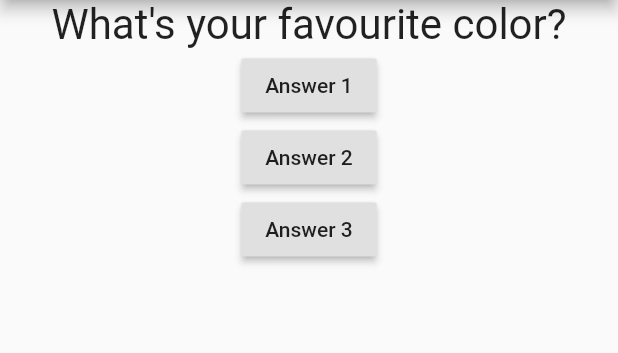
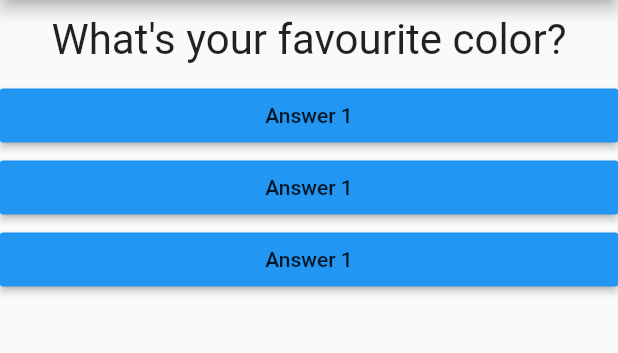
Before and after one commit to Charizard17/quiz_app_flutter, a Flutter app: the screen it shows after launch, on a phone screen of 412 x 824 dp, the part 84-437 px from its top. Run offline on Flutter 3.47's test engine with Material 2 defaults, Android fonts, the phone set to English and light mode, and no system bars.

Commit message:
answer file created. pass callback functions between files

```diff
--- /dev/null
+++ b/lib/answer.dart
@@ -0,0 +1,19 @@
+import 'package:flutter/material.dart';
+
+class Answer extends StatelessWidget {
+  final Function selectHandler;
+
+  Answer(this.selectHandler);
+
+  @override
+  Widget build(BuildContext context) {
+    return Container(
+      width: double.infinity,
+      child: RaisedButton(
+        color: Colors.blue,
+        child: Text('Answer 1'),
+        onPressed: selectHandler,
+      ),
+    );
+  }
+}
--- a/lib/main.dart
+++ b/lib/main.dart
@@ -1,6 +1,7 @@
 import 'package:flutter/material.dart';
 
 import './question.dart';
+import './answer.dart';
 
 // void main() {
 //   runApp(MyApp());
@@ -42,20 +43,9 @@ class _MyAppState extends State<MyApp> {
             Question(
               questions[_questionIndex],
             ),
-            RaisedButton(
-              child: Text('Answer 1'),
-              onPressed: _answerQuestion,
-            ),
-            RaisedButton(
-              child: Text('Answer 2'),
-              onPressed: () => print('Answer 2 chosen!'),
-            ),
-            RaisedButton(
-              child: Text('Answer 3'),
-              onPressed: () {
-                print('Answer 3 chosen!');
-              },
-            ),
+            Answer(_answerQuestion),
+            Answer(_answerQuestion),
+            Answer(_answerQuestion),
           ],
         ),
       ),
--- a/lib/question.dart
+++ b/lib/question.dart
@@ -9,6 +9,7 @@ class Question extends StatelessWidget {
   Widget build(BuildContext context) {
     return Container(
       width: double.infinity,
+      margin: EdgeInsets.all(10),
       child: Text(
         questionText,
         style: TextStyle(fontSize: 28),
```
